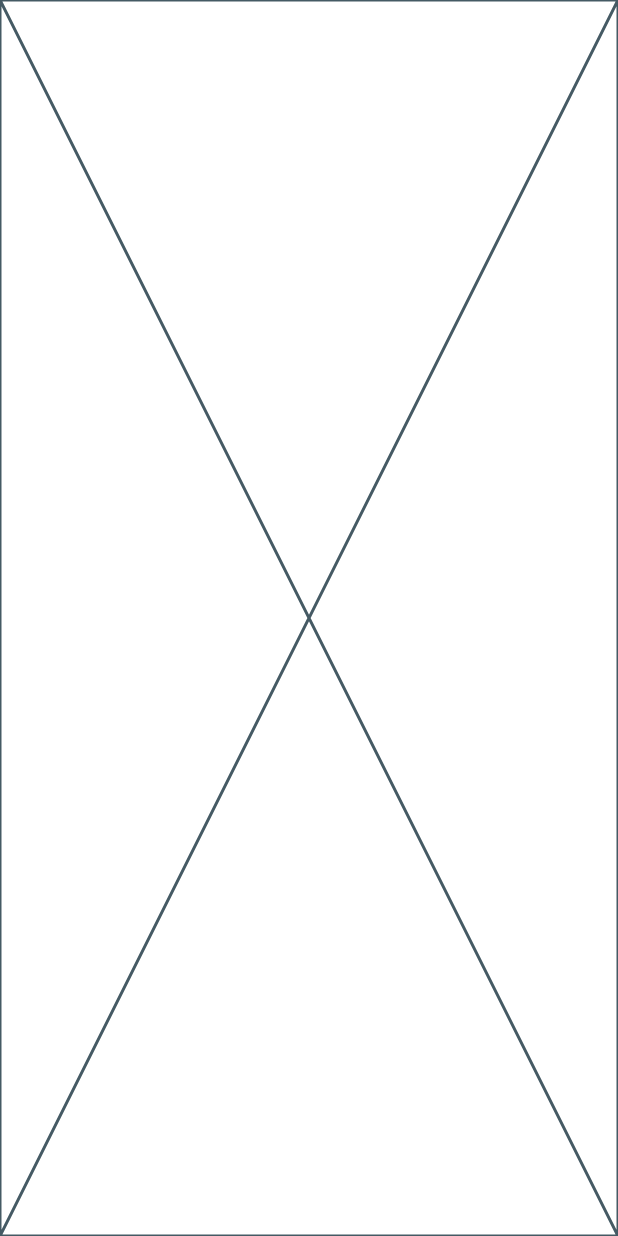
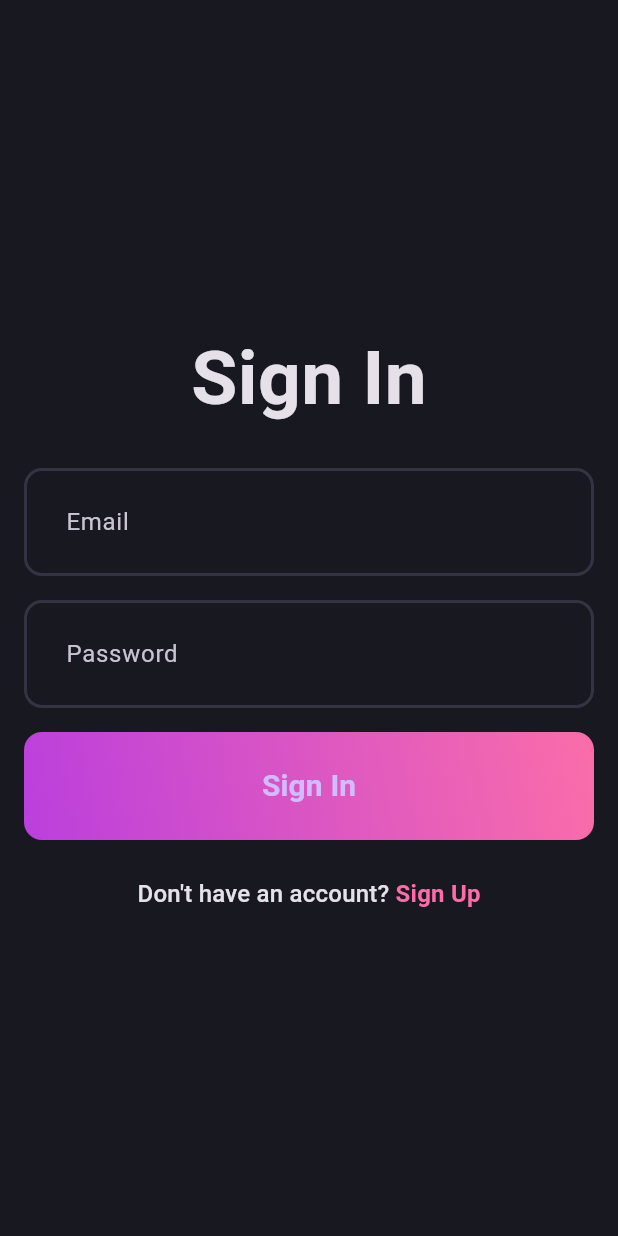
Before and after one commit to Satin3737/blog_app, a Flutter app: the screen it shows after launch, on a phone screen of 412 x 824 dp. Run offline on Flutter 3.47's test engine with Material 3 defaults, Android fonts, the phone set to English and light mode, and no system bars; our stand-ins replace go_router.

Commit message:
Added sign in and sign up UI, added router

```diff
--- /dev/null
+++ b/lib/core/router/app_router.dart
@@ -0,0 +1,25 @@
+import 'package:blog_app/core/router/routes.dart';
+import 'package:blog_app/features/auth/ui/pages/signin_page.dart';
+import 'package:blog_app/features/auth/ui/pages/signup_page.dart';
+import 'package:flutter/material.dart';
+import 'package:go_router/go_router.dart';
+
+class AppRouter {
+  static final GoRouter router = GoRouter(
+    initialLocation: Routes.signIn,
+    routes: <RouteBase>[
+      GoRoute(
+        path: Routes.signIn,
+        builder: (BuildContext context, GoRouterState state) {
+          return const SignInPage();
+        },
+      ),
+      GoRoute(
+        path: Routes.signUp,
+        builder: (BuildContext context, GoRouterState state) {
+          return const SignUpPage();
+        },
+      ),
+    ],
+  );
+}
--- /dev/null
+++ b/lib/core/router/routes.dart
@@ -0,0 +1,4 @@
+class Routes {
+  static const String signIn = '/signin';
+  static const String signUp = '/signup';
+}
--- /dev/null
+++ b/lib/core/theme/lib/core/theme/app_pallet.dart
@@ -0,0 +1,13 @@
+import 'package:flutter/material.dart';
+
+class AppPallet {
+  static const Color background = Color.fromRGBO(24, 24, 32, 1);
+  static const Color gradient1 = Color.fromRGBO(187, 63, 221, 1);
+  static const Color gradient2 = Color.fromRGBO(251, 109, 169, 1);
+  static const Color gradient3 = Color.fromRGBO(255, 159, 124, 1);
+  static const Color border = Color.fromRGBO(52, 51, 67, 1);
+  static const Color white = Colors.white;
+  static const Color grey = Colors.grey;
+  static const Color error = Colors.redAccent;
+  static const Color transparent = Colors.transparent;
+}
--- /dev/null
+++ b/lib/core/theme/lib/core/theme/theme.dart
@@ -0,0 +1,18 @@
+import 'package:blog_app/core/theme/lib/core/theme/app_pallet.dart';
+import 'package:flutter/material.dart';
+
+class AppTheme {
+  static _inputBorder({Color color = AppPallet.border}) => OutlineInputBorder(
+    borderRadius: BorderRadius.circular(12),
+    borderSide: BorderSide(color: color, width: 2),
+  );
+
+  static final darkTheme = ThemeData.dark().copyWith(
+    scaffoldBackgroundColor: AppPallet.background,
+    inputDecorationTheme: InputDecorationTheme(
+      contentPadding: const EdgeInsets.all(24),
+      enabledBorder: _inputBorder(),
+      focusedBorder: _inputBorder(color: AppPallet.gradient2),
+    ),
+  );
+}
--- /dev/null
+++ b/lib/features/auth/ui/pages/signin_page.dart
@@ -0,0 +1,81 @@
+import 'package:blog_app/core/router/routes.dart';
+import 'package:blog_app/core/theme/lib/core/theme/app_pallet.dart';
+import 'package:blog_app/features/auth/ui/widgets/auth_button.dart';
+import 'package:blog_app/features/auth/ui/widgets/auth_field.dart';
+import 'package:flutter/gestures.dart';
+import 'package:flutter/material.dart';
+import 'package:go_router/go_router.dart';
+
+class SignInPage extends StatefulWidget {
+  const SignInPage({super.key});
+
+  @override
+  State<SignInPage> createState() => _SignInPageState();
+}
+
+class _SignInPageState extends State<SignInPage> {
+  final GlobalKey<FormState> _formKey = GlobalKey<FormState>();
+  final TextEditingController _emailController = TextEditingController();
+  final TextEditingController _passwordController = TextEditingController();
+
+  @override
+  void dispose() {
+    _emailController.dispose();
+    _passwordController.dispose();
+    super.dispose();
+  }
+
+  @override
+  Widget build(BuildContext context) {
+    return Scaffold(
+      body: SafeArea(
+        child: Padding(
+          padding: const EdgeInsets.symmetric(vertical: 48, horizontal: 16),
+          child: Form(
+            key: _formKey,
+            child: Column(
+              mainAxisAlignment: MainAxisAlignment.center,
+              spacing: 24,
+              children: [
+                const Text(
+                  'Sign In',
+                  style: TextStyle(fontSize: 50, fontWeight: FontWeight.w700),
+                ),
+                Column(
+                  spacing: 16,
+                  children: [
+                    AuthField(hintText: 'Email', controller: _emailController),
+                    AuthField(
+                      hintText: 'Password',
+                      controller: _passwordController,
+                      isPassword: true,
+                    ),
+                    AuthButton(label: 'Sign In'),
+                  ],
+                ),
+                RichText(
+                  text: TextSpan(
+                    text: 'Don\'t have an account? ',
+                    style: Theme.of(context).textTheme.titleMedium,
+                    children: [
+                      TextSpan(
+                        text: 'Sign Up',
+                        style: TextStyle(
+                          color: AppPallet.gradient2,
+                          fontWeight: FontWeight.w700,
+                        ),
+                        recognizer:
+                            TapGestureRecognizer()
+                              ..onTap = () => context.go(Routes.signUp),
+                      ),
+                    ],
+                  ),
+                ),
+              ],
+            ),
+          ),
+        ),
+      ),
+    );
+  }
+}
--- /dev/null
+++ b/lib/features/auth/ui/widgets/auth_button.dart
@@ -0,0 +1,37 @@
+import 'package:blog_app/core/theme/lib/core/theme/app_pallet.dart';
+import 'package:flutter/material.dart';
+
+class AuthButton extends StatelessWidget {
+  final String label;
+
+  const AuthButton({super.key, required this.label});
+
+  @override
+  Widget build(BuildContext context) {
+    return Container(
+      decoration: BoxDecoration(
+        gradient: const LinearGradient(
+          colors: [AppPallet.gradient1, AppPallet.gradient2],
+          begin: Alignment.bottomLeft,
+          end: Alignment.topRight,
+        ),
+        borderRadius: BorderRadius.circular(12),
+      ),
+      child: ElevatedButton(
+        onPressed: () {},
+        style: ElevatedButton.styleFrom(
+          minimumSize: const Size(double.infinity, 72),
+          backgroundColor: AppPallet.transparent,
+          shadowColor: AppPallet.transparent,
+          shape: RoundedRectangleBorder(
+            borderRadius: BorderRadius.circular(12),
+          ),
+        ),
+        child: Text(
+          label,
+          style: TextStyle(fontSize: 20, fontWeight: FontWeight.w600),
+        ),
+      ),
+    );
+  }
+}
--- /dev/null
+++ b/lib/features/auth/ui/widgets/auth_field.dart
@@ -0,0 +1,29 @@
+import 'package:flutter/material.dart';
+
+class AuthField extends StatelessWidget {
+  final TextEditingController controller;
+  final String hintText;
+  final bool isPassword;
+
+  const AuthField({
+    super.key,
+    required this.controller,
+    required this.hintText,
+    this.isPassword = false,
+  });
+
+  @override
+  Widget build(BuildContext context) {
+    return TextFormField(
+      controller: controller,
+      obscureText: isPassword,
+      decoration: InputDecoration(hintText: hintText),
+      validator: (value) {
+        if (value == null || value.isEmpty) {
+          return 'Please enter your $hintText';
+        }
+        return null;
+      },
+    );
+  }
+}
--- a/lib/main.dart
+++ b/lib/main.dart
@@ -1,21 +1,19 @@
+import 'package:blog_app/core/router/app_router.dart';
+import 'package:blog_app/core/theme/lib/core/theme/theme.dart';
 import 'package:flutter/material.dart';
 
-void main() {
-  runApp(const MyApp());
-}
+void main() => runApp(const MyApp());
 
 class MyApp extends StatelessWidget {
   const MyApp({super.key});
 
   @override
   Widget build(BuildContext context) {
-    return MaterialApp(
-      title: 'Flutter Demo',
+    return MaterialApp.router(
+      routerConfig: AppRouter.router,
+      title: 'Blog App',
       debugShowCheckedModeBanner: false,
-      theme: ThemeData(
-        colorScheme: ColorScheme.fromSeed(seedColor: Colors.deepPurple),
-      ),
-      home: const Placeholder(),
+      theme: AppTheme.darkTheme,
     );
   }
 }
--- a/pubspec.yaml
+++ b/pubspec.yaml
@@ -34,6 +34,7 @@ dependencies:
   # The following adds the Cupertino Icons font to your application.
   # Use with the CupertinoIcons class for iOS style icons.
   cupertino_icons: ^1.0.8
+  go_router: ^15.1.0
 
 dev_dependencies:
   flutter_test:
```
Also changed, not shown: lib/features/auth/ui/pages/signup_page.dart (added, +84 -0 lines), pubspec.lock.
